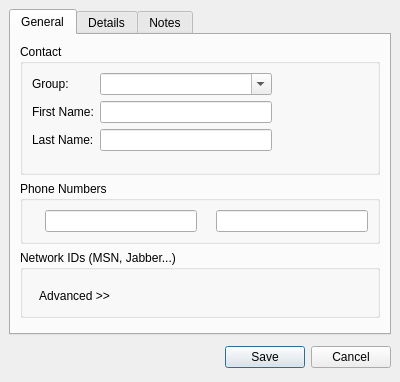
tkrotoff/WengoPhone, file wengophone/src/presentation/qt/profile/ProfileDetails.ui: the form before one commit.
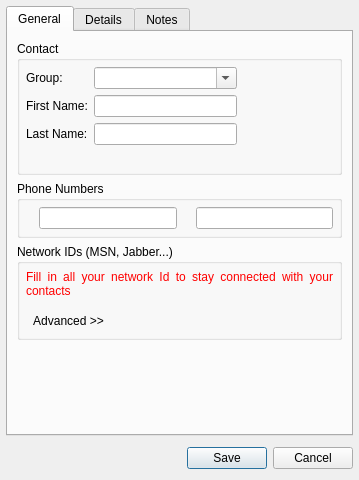
The form after the commit. Icons and pictures are not drawn.

Diff of the .ui file:
```diff
--- a/wengophone/src/presentation/qt/profile/ProfileDetails.ui
+++ b/wengophone/src/presentation/qt/profile/ProfileDetails.ui
@@ -8,13 +8,13 @@
    <rect>
     <x>0</x>
     <y>0</y>
-    <width>400</width>
-    <height>382</height>
+    <width>359</width>
+    <height>480</height>
    </rect>
   </property>
   <layout class="QGridLayout" >
    <property name="margin" >
-    <number>9</number>
+    <number>6</number>
    </property>
    <property name="spacing" >
     <number>6</number>
@@ -55,12 +55,15 @@
          </property>
          <layout class="QGridLayout" >
           <property name="margin" >
-           <number>9</number>
+           <number>6</number>
           </property>
           <property name="spacing" >
            <number>6</number>
           </property>
           <item row="1" column="0" >
+           <widget class="QStackedWidget" name="imStackedWidget" />
+          </item>
+          <item row="2" column="0" >
            <widget class="QToolButton" name="advancedButton" >
             <property name="text" >
              <string>Advanced >></string>
@@ -77,7 +80,288 @@
            </widget>
           </item>
           <item row="0" column="0" >
-           <widget class="QStackedWidget" name="imStackedWidget" />
+           <widget class="QLabel" name="myProfileLabel" >
+            <property name="palette" >
+             <palette>
+              <active>
+               <color>
+                <red>255</red>
+                <green>0</green>
+                <blue>0</blue>
+               </color>
+               <color>
+                <red>221</red>
+                <green>223</green>
+                <blue>228</blue>
+               </color>
+               <color>
+                <red>255</red>
+                <green>255</green>
+                <blue>255</blue>
+               </color>
+               <color>
+                <red>255</red>
+                <green>255</green>
+                <blue>255</blue>
+               </color>
+               <color>
+                <red>85</red>
+                <green>85</green>
+                <blue>85</blue>
+               </color>
+               <color>
+                <red>199</red>
+                <green>199</green>
+                <blue>199</blue>
+               </color>
+               <color>
+                <red>0</red>
+                <green>0</green>
+                <blue>0</blue>
+               </color>
+               <color>
+                <red>255</red>
+                <green>255</green>
+                <blue>255</blue>
+               </color>
+               <color>
+                <red>0</red>
+                <green>0</green>
+                <blue>0</blue>
+               </color>
+               <color>
+                <red>255</red>
+                <green>255</green>
+                <blue>255</blue>
+               </color>
+               <color>
+                <red>239</red>
+                <green>239</green>
+                <blue>239</blue>
+               </color>
+               <color>
+                <red>0</red>
+                <green>0</green>
+                <blue>0</blue>
+               </color>
+               <color>
+                <red>103</red>
+                <green>141</green>
+                <blue>178</blue>
+               </color>
+               <color>
+                <red>255</red>
+                <green>255</green>
+                <blue>255</blue>
+               </color>
+               <color>
+                <red>0</red>
+                <green>0</green>
+                <blue>238</blue>
+               </color>
+               <color>
+                <red>82</red>
+                <green>24</green>
+                <blue>139</blue>
+               </color>
+               <color>
+                <red>232</red>
+                <green>232</green>
+                <blue>232</blue>
+               </color>
+              </active>
+              <inactive>
+               <color>
+                <red>255</red>
+                <green>0</green>
+                <blue>0</blue>
+               </color>
+               <color>
+                <red>221</red>
+                <green>223</green>
+                <blue>228</blue>
+               </color>
+               <color>
+                <red>255</red>
+                <green>255</green>
+                <blue>255</blue>
+               </color>
+               <color>
+                <red>255</red>
+                <green>255</green>
+                <blue>255</blue>
+               </color>
+               <color>
+                <red>85</red>
+                <green>85</green>
+                <blue>85</blue>
+               </color>
+               <color>
+                <red>199</red>
+                <green>199</green>
+                <blue>199</blue>
+               </color>
+               <color>
+                <red>0</red>
+                <green>0</green>
+                <blue>0</blue>
+               </color>
+               <color>
+                <red>255</red>
+                <green>255</green>
+                <blue>255</blue>
+               </color>
+               <color>
+                <red>0</red>
+                <green>0</green>
+                <blue>0</blue>
+               </color>
+               <color>
+                <red>255</red>
+                <green>255</green>
+                <blue>255</blue>
+               </color>
+               <color>
+                <red>239</red>
+                <green>239</green>
+                <blue>239</blue>
+               </color>
+               <color>
+                <red>0</red>
+                <green>0</green>
+                <blue>0</blue>
+               </color>
+               <color>
+                <red>103</red>
+                <green>141</green>
+                <blue>178</blue>
+               </color>
+               <color>
+                <red>255</red>
+                <green>255</green>
+                <blue>255</blue>
+               </color>
+               <color>
+                <red>0</red>
+                <green>0</green>
+                <blue>238</blue>
+               </color>
+               <color>
+                <red>82</red>
+                <green>24</green>
+                <blue>139</blue>
+               </color>
+               <color>
+                <red>232</red>
+                <green>232</green>
+                <blue>232</blue>
+               </color>
+              </inactive>
+              <disabled>
+               <color>
+                <red>128</red>
+                <green>128</green>
+                <blue>128</blue>
+               </color>
+               <color>
+                <red>221</red>
+                <green>223</green>
+                <blue>228</blue>
+               </color>
+               <color>
+                <red>255</red>
+                <green>255</green>
+                <blue>255</blue>
+               </color>
+               <color>
+                <red>255</red>
+                <green>255</green>
+                <blue>255</blue>
+               </color>
+               <color>
+                <red>85</red>
+                <green>85</green>
+                <blue>85</blue>
+               </color>
+               <color>
+                <red>199</red>
+                <green>199</green>
+                <blue>199</blue>
+               </color>
+               <color>
+                <red>199</red>
+                <green>199</green>
+                <blue>199</blue>
+               </color>
+               <color>
+                <red>255</red>
+                <green>255</green>
+                <blue>255</blue>
+               </color>
+               <color>
+                <red>128</red>
+                <green>128</green>
+                <blue>128</blue>
+               </color>
+               <color>
+                <red>239</red>
+                <green>239</green>
+                <blue>239</blue>
+               </color>
+               <color>
+                <red>239</red>
+                <green>239</green>
+                <blue>239</blue>
+               </color>
+               <color>
+                <red>0</red>
+                <green>0</green>
+                <blue>0</blue>
+               </color>
+               <color>
+                <red>86</red>
+                <green>117</green>
+                <blue>148</blue>
+               </color>
+               <color>
+                <red>255</red>
+                <green>255</green>
+                <blue>255</blue>
+               </color>
+               <color>
+                <red>0</red>
+                <green>0</green>
+                <blue>238</blue>
+               </color>
+               <color>
+                <red>82</red>
+                <green>24</green>
+                <blue>139</blue>
+               </color>
+               <color>
+                <red>232</red>
+                <green>232</green>
+                <blue>232</blue>
+               </color>
+              </disabled>
+             </palette>
+            </property>
+            <property name="autoFillBackground" >
+             <bool>false</bool>
+            </property>
+            <property name="text" >
+             <string>Fill in all your network Id to stay connected with your contacts</string>
+            </property>
+            <property name="scaledContents" >
+             <bool>false</bool>
+            </property>
+            <property name="alignment" >
+             <set>Qt::AlignJustify|Qt::AlignVCenter</set>
+            </property>
+            <property name="wordWrap" >
+             <bool>true</bool>
+            </property>
+           </widget>
           </item>
          </layout>
         </widget>
@@ -89,7 +373,7 @@
          </property>
          <layout class="QGridLayout" >
           <property name="margin" >
-           <number>9</number>
+           <number>6</number>
           </property>
           <property name="spacing" >
            <number>6</number>
@@ -149,7 +433,7 @@
          </property>
          <layout class="QGridLayout" >
           <property name="margin" >
-           <number>9</number>
+           <number>6</number>
           </property>
           <property name="spacing" >
            <number>6</number>
```
Left out of the diff: 1 changed line with no effect on the pictures.
